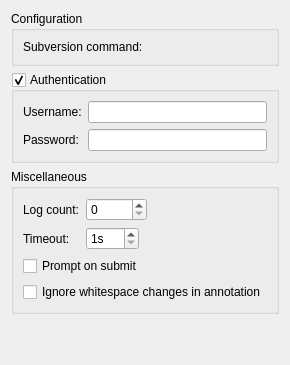
First picture: the form in src/plugins/subversion/settingspage.ui, repository qt-creator/qt-creator, before the edit.
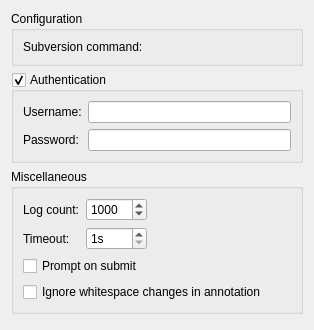
Second picture: the form after the edit. Custom widgets are drawn as their Qt base class.

Diff of the .ui file:
```diff
--- a/src/plugins/subversion/settingspage.ui
+++ b/src/plugins/subversion/settingspage.ui
@@ -2,6 +2,14 @@
 <ui version="4.0">
  <class>Subversion::Internal::SettingsPage</class>
  <widget class="QWidget" name="Subversion::Internal::SettingsPage">
+  <property name="geometry">
+   <rect>
+    <x>0</x>
+    <y>0</y>
+    <width>314</width>
+    <height>330</height>
+   </rect>
+  </property>
   <layout class="QVBoxLayout" name="verticalLayout">
    <item>
     <widget class="QGroupBox" name="generalGroupBox">
@@ -63,10 +71,37 @@
      <property name="title">
       <string>Miscellaneous</string>
      </property>
-     <layout class="QFormLayout" name="formLayout_2">
-      <property name="fieldGrowthPolicy">
-       <enum>QFormLayout::ExpandingFieldsGrow</enum>
-      </property>
+     <layout class="QGridLayout" name="gridLayout">
+      <item row="0" column="0">
+       <widget class="QLabel" name="logCountLabel">
+        <property name="text">
+         <string>Log count:</string>
+        </property>
+       </widget>
+      </item>
+      <item row="0" column="1">
+       <widget class="QSpinBox" name="logCountSpinBox">
+        <property name="maximum">
+         <number>10000</number>
+        </property>
+        <property name="value">
+         <number>1000</number>
+        </property>
+       </widget>
+      </item>
+      <item row="0" column="2">
+       <spacer name="horizontalSpacer">
+        <property name="orientation">
+         <enum>Qt::Horizontal</enum>
+        </property>
+        <property name="sizeHint" stdset="0">
+         <size>
+          <width>127</width>
+          <height>20</height>
+         </size>
+        </property>
+       </spacer>
+      </item>
       <item row="1" column="0">
        <widget class="QLabel" name="timeOutLabel">
         <property name="text">
@@ -87,34 +122,20 @@
         </property>
        </widget>
       </item>
-      <item row="2" column="0" colspan="2">
+      <item row="2" column="0" colspan="3">
        <widget class="QCheckBox" name="promptToSubmitCheckBox">
         <property name="text">
          <string>Prompt on submit</string>
         </property>
        </widget>
       </item>
-      <item row="3" column="0" colspan="2">
+      <item row="3" column="0" colspan="3">
        <widget class="QCheckBox" name="spaceIgnorantAnnotationCheckBox">
         <property name="text">
          <string>Ignore whitespace changes in annotation</string>
         </property>
        </widget>
       </item>
-      <item row="0" column="0">
-       <widget class="QLabel" name="logCountLabel">
-        <property name="text">
-         <string>Log count:</string>
-        </property>
-       </widget>
-      </item>
-      <item row="0" column="1">
-       <widget class="QSpinBox" name="logCountSpinBox">
-        <property name="maximum">
-         <number>10000</number>
-        </property>
-       </widget>
-      </item>
      </layout>
     </widget>
    </item>
```
Left out of the diff: 2 changed lines with no effect on the pictures.
